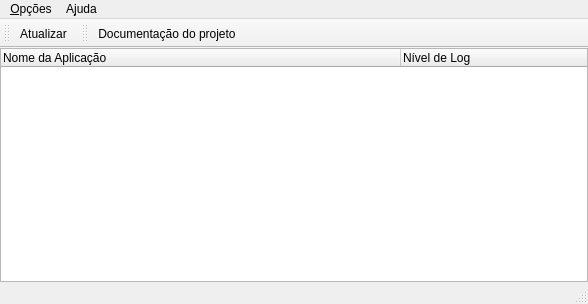
Old version of the form lol/mainwindow.ui in the repository luigivieira/F3.
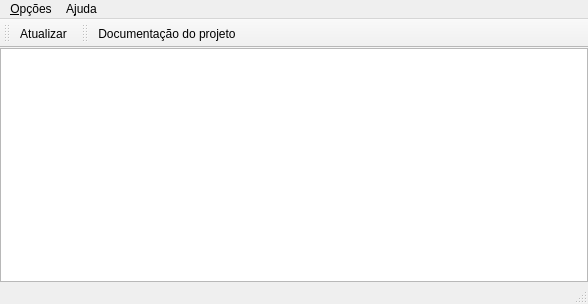
New version of the form. Icons and pictures are not drawn.

What changed in the file:
```diff
--- a/lol/mainwindow.ui
+++ b/lol/mainwindow.ui
@@ -31,38 +31,16 @@
      <number>0</number>
     </property>
     <item>
-     <widget class="QTreeWidget" name="treeData">
+     <widget class="QTreeView" name="treeData">
       <property name="editTriggers">
-       <set>QAbstractItemView::NoEditTriggers</set>
-      </property>
-      <property name="alternatingRowColors">
-       <bool>true</bool>
+       <set>QAbstractItemView::AllEditTriggers</set>
       </property>
       <property name="rootIsDecorated">
        <bool>false</bool>
       </property>
-      <property name="columnCount">
-       <number>2</number>
-      </property>
       <attribute name="headerDefaultSectionSize">
-       <number>400</number>
+       <number>250</number>
       </attribute>
-      <column>
-       <property name="text">
-        <string>Nome da Aplicação</string>
-       </property>
-       <property name="toolTip">
-        <string>Nome da aplicação do projeto F3 (Fun from Faces) atualmente em execução</string>
-       </property>
-      </column>
-      <column>
-       <property name="text">
-        <string>Nível de Log</string>
-       </property>
-       <property name="toolTip">
-        <string>Nível de log atualmente utilizado pela aplicação</string>
-       </property>
-      </column>
      </widget>
     </item>
    </layout>
```
